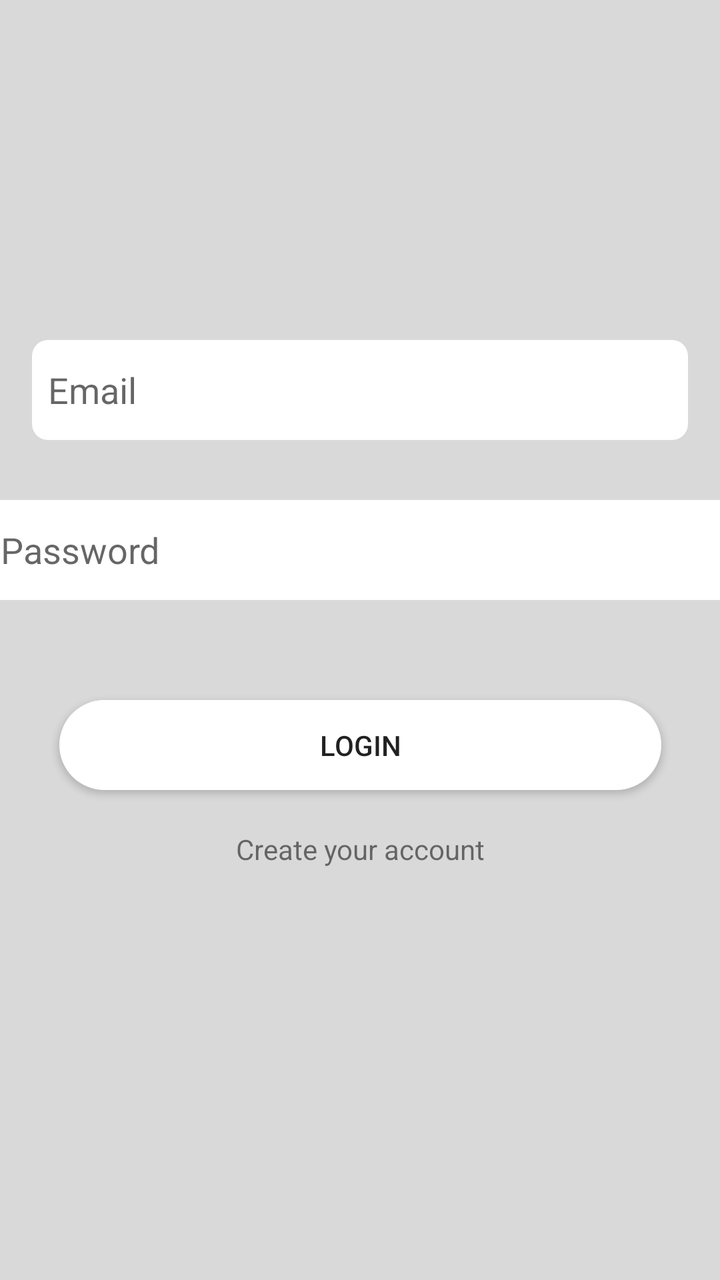
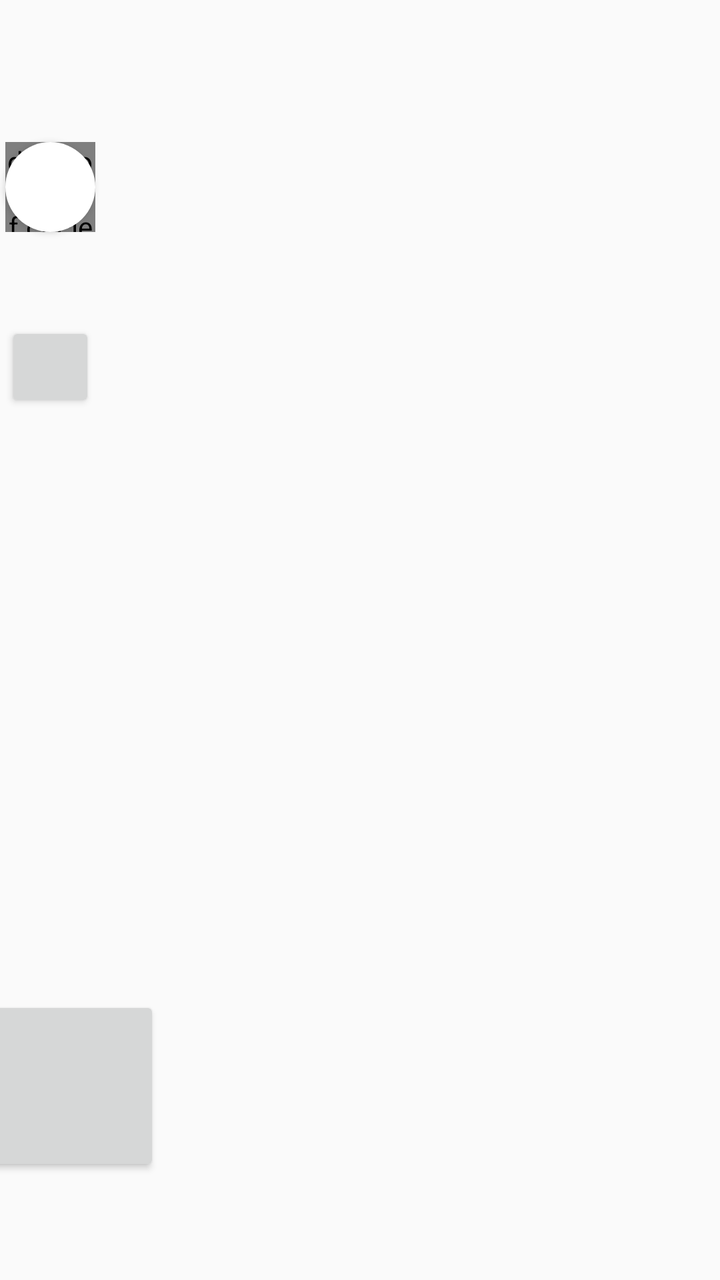

Screens rendered from an Android XML layout before and after an edit, with the pre-edit source and the edit as a unified diff.
<!-- AndroidManifest.xml: application theme AppTheme -->
<!-- res/layout/activity_main.xml -->
<?xml version="1.0" encoding="utf-8"?>
<androidx.constraintlayout.widget.ConstraintLayout xmlns:android="http://schemas.android.com/apk/res/android"
    xmlns:app="http://schemas.android.com/apk/res-auto"
    xmlns:tools="http://schemas.android.com/tools"
    android:layout_width="match_parent"
    android:layout_height="match_parent"
    android:background="@color/bg_color"
    tools:context=".MainActivity">

    <EditText
        android:id="@+id/edit_email_register"
        android:layout_width="0dp"
        android:layout_height="50dp"
        android:layout_marginStart="16dp"
        android:layout_marginTop="170dp"
        android:layout_marginEnd="16dp"
        android:autofillHints=""
        android:background="@drawable/bg_edittext_rounded"
        android:ems="10"
        android:hint="@string/login_email"
        android:inputType="textEmailAddress"
        android:paddingLeft="8dp"
        app:layout_constraintEnd_toEndOf="parent"
        app:layout_constraintHorizontal_bias="1.0"
        app:layout_constraintStart_toStartOf="parent"
        app:layout_constraintTop_toTopOf="parent" />

    <EditText
        android:id="@+id/edit_password_register"
        android:layout_width="376dp"
        android:layout_height="50dp"
        android:layout_marginStart="16dp"
        android:layout_marginTop="30dp"
        android:layout_marginEnd="16dp"
        android:background="@drawable/bg_edittext_rounded"
        android:ems="10"
        android:hint="@string/login_password"
        android:importantForAutofill="no"
        android:inputType="textPassword"
        android:paddingLeft="8dp"
        app:layout_constraintEnd_toEndOf="parent"
        app:layout_constraintStart_toStartOf="parent"
        app:layout_constraintTop_toBottomOf="@+id/edit_email_register" />

    <Button
        android:id="@+id/btn_register"
        android:layout_width="301dp"
        android:layout_height="45dp"
        android:layout_marginStart="16dp"
        android:layout_marginTop="50dp"
        android:layout_marginEnd="16dp"
        android:background="@drawable/bg_button_rounded"
        android:text="@string/login_button"
        app:layout_constraintEnd_toEndOf="parent"
        app:layout_constraintStart_toStartOf="parent"
        app:layout_constraintTop_toBottomOf="@+id/edit_password_register" />

    <TextView
        android:id="@+id/textview_register_login"
        android:layout_width="wrap_content"
        android:layout_height="wrap_content"
        android:layout_marginTop="20dp"
        android:text="@string/login_create_account"
        app:layout_constraintEnd_toEndOf="@+id/btn_register"
        app:layout_constraintStart_toStartOf="@+id/btn_register"
        app:layout_constraintTop_toBottomOf="@+id/btn_register" />

    <Spinner
        android:id="@+id/spinner"
        android:layout_width="395dp"
        android:layout_height="wrap_content"
        android:layout_marginStart="8dp"
        android:layout_marginEnd="8dp"
        android:layout_marginBottom="273dp"
        app:layout_constraintBottom_toBottomOf="parent"
        app:layout_constraintEnd_toEndOf="parent"
        app:layout_constraintStart_toStartOf="parent"
        app:layout_constraintTop_toBottomOf="@+id/textview_register_login" />

</androidx.constraintlayout.widget.ConstraintLayout>
<!-- resources referenced by this layout -->
<resources>
  <color name="bg_color">#d9d9d9</color>
  <!-- drawable bg_button_rounded (drawable) -->
  <?xml version="1.0" encoding="utf-8"?>
  <shape xmlns:android="http://schemas.android.com/apk/res/android">
      <solid android:color="@color/white"/>
      <corners android:radius="25dp"/>
  </shape>
  <!-- drawable bg_edittext_rounded (drawable) -->
  <?xml version="1.0" encoding="utf-8"?>
  <shape xmlns:android="http://schemas.android.com/apk/res/android">
      <solid android:color="@color/white"/>
      <corners android:radius="8dp"/>
  </shape>
  <string name="login_button">Login</string>
  <string name="login_create_account">Create your account</string>
  <string name="login_email">Email</string>
  <string name="login_password">Password</string>
  <style name="AppTheme" parent="Theme.AppCompat.Light.DarkActionBar">
          
          <item name="colorPrimary">@color/colorPrimary</item>
          <item name="colorPrimaryDark">@color/colorPrimaryDark</item>
          <item name="colorAccent">@color/colorAccent</item>
      </style>
  <color name="white">#FFF</color>
  <color name="colorPrimary">#008577</color>
  <color name="colorPrimaryDark">#00574B</color>
  <color name="colorAccent">#D81B60</color>
</resources>

<!-- the commit's change to res/layout/activity_main.xml (unified diff, before → after) -->
@@ -4,77 +4,48 @@
     xmlns:tools="http://schemas.android.com/tools"
     android:layout_width="match_parent"
     android:layout_height="match_parent"
-    android:background="@color/bg_color"
     tools:context=".MainActivity">
 
-    <EditText
-        android:id="@+id/edit_email_register"
-        android:layout_width="0dp"
-        android:layout_height="50dp"
+    <Button
+        android:id="@+id/btn_user_profile"
+        android:layout_width="45dp"
+        android:layout_height="45dp"
         android:layout_marginStart="16dp"
-        android:layout_marginTop="170dp"
-        android:layout_marginEnd="16dp"
-        android:autofillHints=""
-        android:background="@drawable/bg_edittext_rounded"
-        android:ems="10"
-        android:hint="@string/login_email"
-        android:inputType="textEmailAddress"
-        android:paddingLeft="8dp"
+        android:layout_marginTop="71dp"
+        android:layout_marginEnd="326dp"
+        android:background="@drawable/bg_button__img_rounded"
         app:layout_constraintEnd_toEndOf="parent"
-        app:layout_constraintHorizontal_bias="1.0"
         app:layout_constraintStart_toStartOf="parent"
         app:layout_constraintTop_toTopOf="parent" />
 
-    <EditText
-        android:id="@+id/edit_password_register"
-        android:layout_width="376dp"
-        android:layout_height="50dp"
-        android:layout_marginStart="16dp"
-        android:layout_marginTop="30dp"
-        android:layout_marginEnd="16dp"
-        android:background="@drawable/bg_edittext_rounded"
-        android:ems="10"
-        android:hint="@string/login_password"
-        android:importantForAutofill="no"
-        android:inputType="textPassword"
-        android:paddingLeft="8dp"
-        app:layout_constraintEnd_toEndOf="parent"
-        app:layout_constraintStart_toStartOf="parent"
-        app:layout_constraintTop_toBottomOf="@+id/edit_email_register" />
+    <de.hdodenhof.circleimageview.CircleImageView
+        android:id="@+id/img_user_profile"
+        android:layout_width="45dp"
+        android:layout_height="45dp"
+        app:layout_constraintBottom_toBottomOf="@+id/btn_user_profile"
+        app:layout_constraintEnd_toEndOf="@+id/btn_user_profile"
+        app:layout_constraintHorizontal_bias="0.0"
+        app:layout_constraintStart_toStartOf="@+id/btn_user_profile"
+        app:layout_constraintTop_toTopOf="@+id/btn_user_profile"
+        app:layout_constraintVertical_bias="0.0" />
 
     <Button
-        android:id="@+id/btn_register"
-        android:layout_width="301dp"
+        android:id="@+id/button2"
+        android:layout_width="45dp"
         android:layout_height="45dp"
+        android:layout_marginTop="45dp"
+        app:layout_constraintEnd_toEndOf="@+id/img_user_profile"
+        app:layout_constraintStart_toStartOf="@+id/img_user_profile"
+        app:layout_constraintTop_toBottomOf="@+id/img_user_profile" />
+
+    <Button
+        android:id="@+id/button3"
+        android:layout_width="90dp"
+        android:layout_height="90dp"
         android:layout_marginStart="16dp"
-        android:layout_marginTop="50dp"
-        android:layout_marginEnd="16dp"
-        android:background="@drawable/bg_button_rounded"
-        android:text="@string/login_button"
-        app:layout_constraintEnd_toEndOf="parent"
-        app:layout_constraintStart_toStartOf="parent"
-        app:layout_constraintTop_toBottomOf="@+id/edit_password_register" />
-
-    <TextView
-        android:id="@+id/textview_register_login"
-        android:layout_width="wrap_content"
-        android:layout_height="wrap_content"
-        android:layout_marginTop="20dp"
-        android:text="@string/login_create_account"
-        app:layout_constraintEnd_toEndOf="@+id/btn_register"
-        app:layout_constraintStart_toStartOf="@+id/btn_register"
-        app:layout_constraintTop_toBottomOf="@+id/btn_register" />
-
-    <Spinner
-        android:id="@+id/spinner"
-        android:layout_width="395dp"
-        android:layout_height="wrap_content"
-        android:layout_marginStart="8dp"
-        android:layout_marginEnd="8dp"
-        android:layout_marginBottom="273dp"
+        android:layout_marginEnd="307dp"
+        android:layout_marginBottom="52dp"
         app:layout_constraintBottom_toBottomOf="parent"
         app:layout_constraintEnd_toEndOf="parent"
-        app:layout_constraintStart_toStartOf="parent"
-        app:layout_constraintTop_toBottomOf="@+id/textview_register_login" />
-
+        app:layout_constraintStart_toStartOf="parent" />
 </androidx.constraintlayout.widget.ConstraintLayout>
<!-- resource entries referenced after the edit -->
@@ -1,22 +1,11 @@
 <!-- resources referenced by this layout -->
 <resources>
-  <color name="bg_color">#d9d9d9</color>
-  <!-- drawable bg_button_rounded (drawable) -->
+  <!-- drawable bg_button__img_rounded (drawable) -->
   <?xml version="1.0" encoding="utf-8"?>
   <shape xmlns:android="http://schemas.android.com/apk/res/android">
       <solid android:color="@color/white"/>
-      <corners android:radius="25dp"/>
+      <corners android:radius="150dp"/>
   </shape>
-  <!-- drawable bg_edittext_rounded (drawable) -->
-  <?xml version="1.0" encoding="utf-8"?>
-  <shape xmlns:android="http://schemas.android.com/apk/res/android">
-      <solid android:color="@color/white"/>
-      <corners android:radius="8dp"/>
-  </shape>
-  <string name="login_button">Login</string>
-  <string name="login_create_account">Create your account</string>
-  <string name="login_email">Email</string>
-  <string name="login_password">Password</string>
   <style name="AppTheme" parent="Theme.AppCompat.Light.DarkActionBar">
           
           <item name="colorPrimary">@color/colorPrimary</item>
